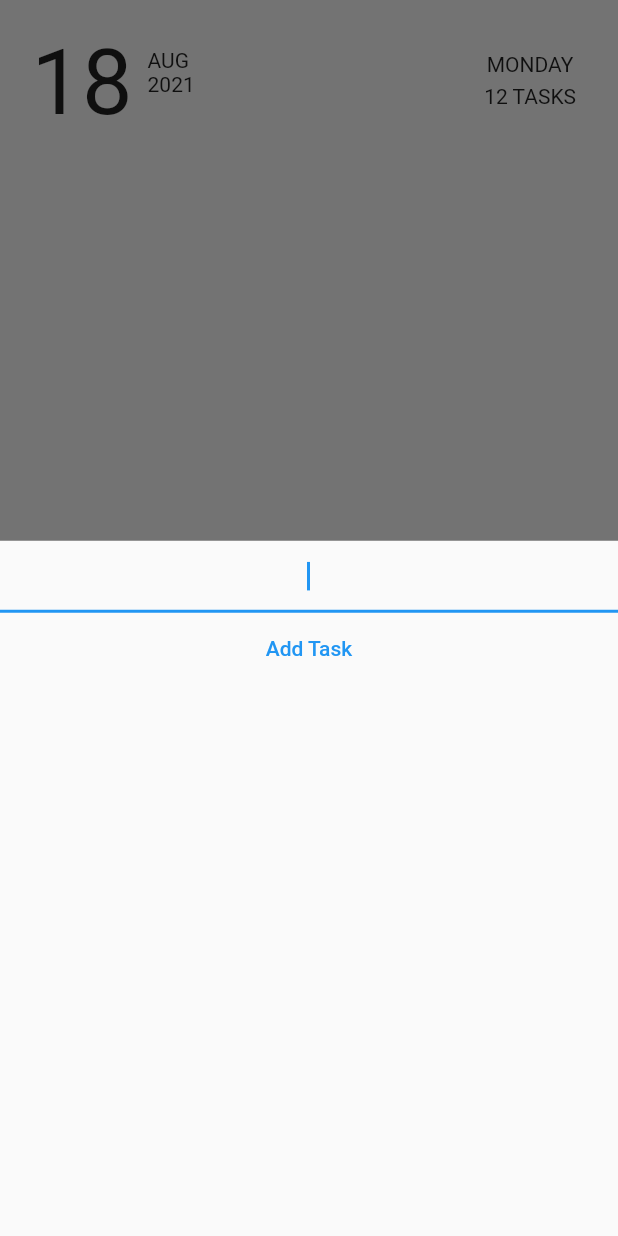
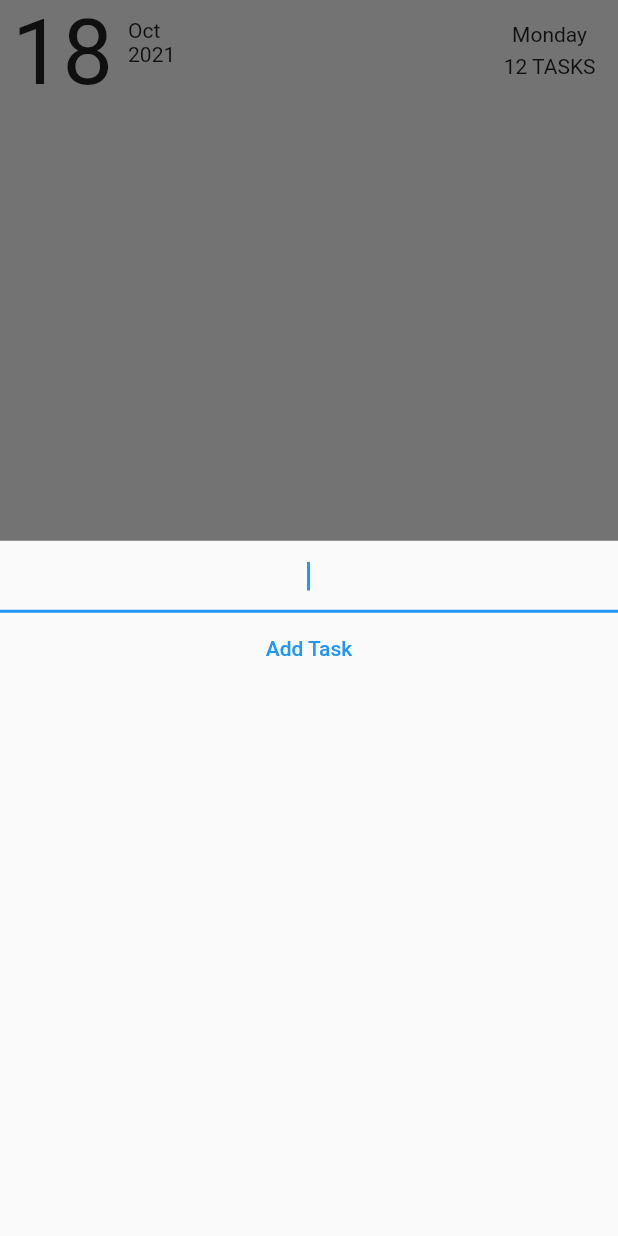
Before and after one commit to chaudharyjatin115/plan_it, a Flutter app: the screen it shows after launch, after a tap on the "add" icon, on a phone screen of 412 x 824 dp. Run offline on Flutter 3.47's test engine with Material 2 defaults, Android fonts, the phone set to English and light mode, and no system bars; our stand-ins replace sqflite; accounts and stored records are empty; Roboto replaces fonts that are missing (Oswald).

Commit message:
Adding some dependencies and fixing date and time

```diff
--- a/lib/screens/task_screen.dart
+++ b/lib/screens/task_screen.dart
@@ -1,14 +1,14 @@
 import 'package:flutter/material.dart';
+import 'package:intl/intl.dart';
 
 import 'package:plan_it/models/dbhelper.dart';
-import 'package:plan_it/models/task.dart';
+
+import 'package:plan_it/widgets/addtask.dart';
 
 class TaskScreen extends StatefulWidget {
   @override
   _TaskScreenState createState() => _TaskScreenState();
 }
-
-final textcontroller = TextEditingController();
 
 class _TaskScreenState extends State<TaskScreen> {
   @override
@@ -19,6 +19,8 @@ class _TaskScreenState extends State<TaskScreen> {
   }
 
   bool value = false;
+  DateFormat formatter = DateFormat('MMM');
+  DateFormat dayformat = DateFormat('EEEE');
 
   @override
   Widget build(BuildContext context) {
@@ -26,40 +28,17 @@ class _TaskScreenState extends State<TaskScreen> {
       floatingActionButton: FloatingActionButton.extended(
           backgroundColor: Color(0xff50e3a4),
           onPressed: () {
+            setState(() {});
             showModalBottomSheet(
               context: context,
               builder: (BuildContext context) {
-                return Container(
-                  child: Column(
-                    children: [
-                      TextField(
-                        controller: textcontroller,
-                        autofocus: true,
-                        textAlign: TextAlign.center,
-                      ),
-                      TextButton(
-                          onPressed: () {
-                            setState(() {
-                              DBHelper().insertTask(Task(
-                                name: textcontroller.text,
-                                isDone: 'false',
-                              ));
-                            });
-                          },
-                          child: Container(
-                            child: Text('Add Task'),
-                          ))
-                    ],
-                  ),
-                );
+                return Container(child: AddTask());
               },
             );
           },
           label: Icon(Icons.add)),
       floatingActionButtonLocation: FloatingActionButtonLocation.centerFloat,
       body: SafeArea(
-        child: Padding(
-          padding: const EdgeInsets.fromLTRB(13.0, 20.0, 13.0, 30.0),
         child: Container(
           alignment: Alignment.center,
           child: Column(
@@ -73,7 +52,7 @@ class _TaskScreenState extends State<TaskScreen> {
                     child: Column(
                       children: [
                         Text(
-                            '18',
+                          '${DateTime.now().day}',
                           style: TextStyle(fontSize: 60.0),
                         )
                       ],
@@ -83,7 +62,10 @@ class _TaskScreenState extends State<TaskScreen> {
                     padding: EdgeInsets.only(top: 12.0),
                     child: Column(
                       crossAxisAlignment: CrossAxisAlignment.start,
-                        children: [Text('AUG'), Text('2021')],
+                      children: [
+                        Text('${formatter.format(DateTime.now())}'),
+                        Text('${DateTime.now().year}'),
+                      ],
                     ),
                   ),
                   Spacer(
@@ -93,7 +75,7 @@ class _TaskScreenState extends State<TaskScreen> {
                     padding: EdgeInsets.only(right: 15.0, top: 15.0),
                     child: Column(
                       children: [
-                          Text('MONDAY'),
+                        Text('${dayformat.format(DateTime.now())}'),
                         SizedBox(
                           height: 5.0,
                         ),
@@ -109,19 +91,18 @@ class _TaskScreenState extends State<TaskScreen> {
               Expanded(
                 child: FutureBuilder(
                   future: DBHelper().getTask(),
-                    builder: (BuildContext context,
-                        AsyncSnapshot<dynamic> snapshot) {
+                  builder:
+                      (BuildContext context, AsyncSnapshot<dynamic> snapshot) {
                     if (snapshot.hasData) {
                       return ListView.builder(
                         itemCount: snapshot.data.length,
                         itemBuilder: (BuildContext context, int index) {
                           return Padding(
                             padding: const EdgeInsets.only(left: 15.0),
-                              child: GestureDetector(
-                                onLongPress: () {
-                                  setState(() {
+                            child: Dismissible(
+                              key: UniqueKey(),
+                              onDismissed: (int) {
                                 del(snapshot.data[index].id);
-                                  });
                               },
                               child: Container(
                                   child: Row(
@@ -145,7 +126,7 @@ class _TaskScreenState extends State<TaskScreen> {
                                     value: value,
                                     onChanged: (bool? newValue) {
                                       setState(() {
-                                          value = true;
+                                        value = newValue!;
                                       });
                                     },
                                   ),
@@ -167,7 +148,6 @@ class _TaskScreenState extends State<TaskScreen> {
           ),
         ),
       ),
-      ),
     );
   }
 }
--- /dev/null
+++ b/lib/widgets/addtask.dart
@@ -0,0 +1,41 @@
+import 'package:flutter/material.dart';
+import 'package:plan_it/models/dbhelper.dart';
+import 'package:plan_it/models/task.dart';
+
+class AddTask extends StatefulWidget {
+  const AddTask({Key? key}) : super(key: key);
+
+  @override
+  _AddTaskState createState() => _AddTaskState();
+}
+
+final textcontroller = TextEditingController();
+
+class _AddTaskState extends State<AddTask> {
+  @override
+  Widget build(BuildContext context) {
+    return Container(
+      child: Column(
+        children: [
+          TextField(
+            controller: textcontroller,
+            autofocus: true,
+            textAlign: TextAlign.center,
+          ),
+          TextButton(
+              onPressed: () {
+                setState(() {
+                  DBHelper().insertTask(Task(
+                    name: textcontroller.text,
+                    isDone: 'false',
+                  ));
+                });
+              },
+              child: Container(
+                child: Text('Add Task'),
+              ))
+        ],
+      ),
+    );
+  }
+}
--- a/pubspec.yaml
+++ b/pubspec.yaml
@@ -30,7 +30,7 @@ dependencies:
   cupertino_icons: ^1.0.2
   sqflite: ^2.0.0+4
   path_provider: ^2.0.5
-  uuid:
+  intl: ^0.17.0
 
 
 dev_dependencies:
```
Also changed, not shown: pubspec.lock. Lines whose indentation alone changed are shown as unchanged.
